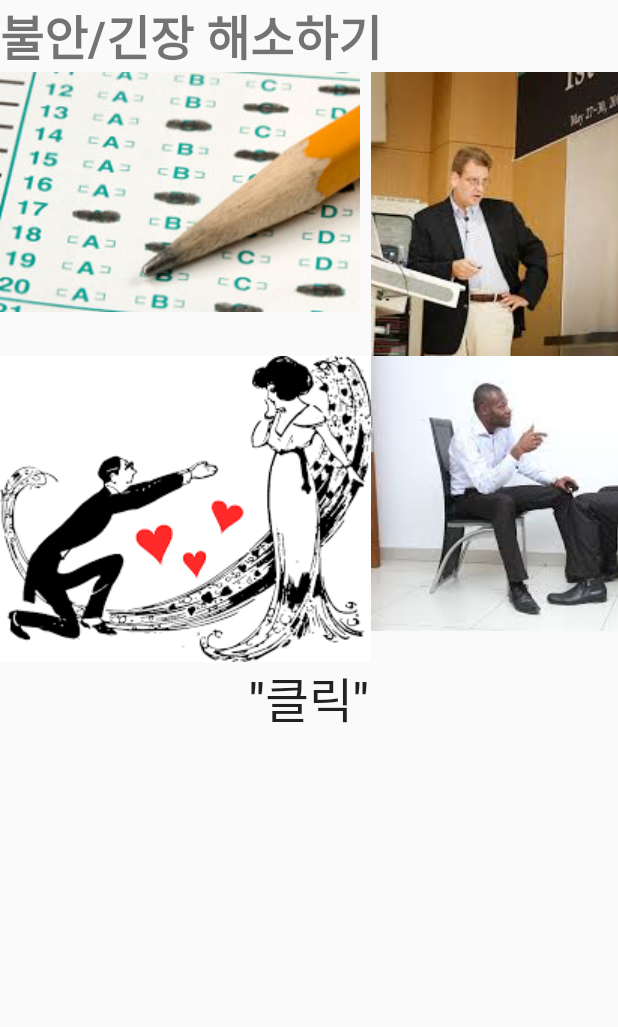
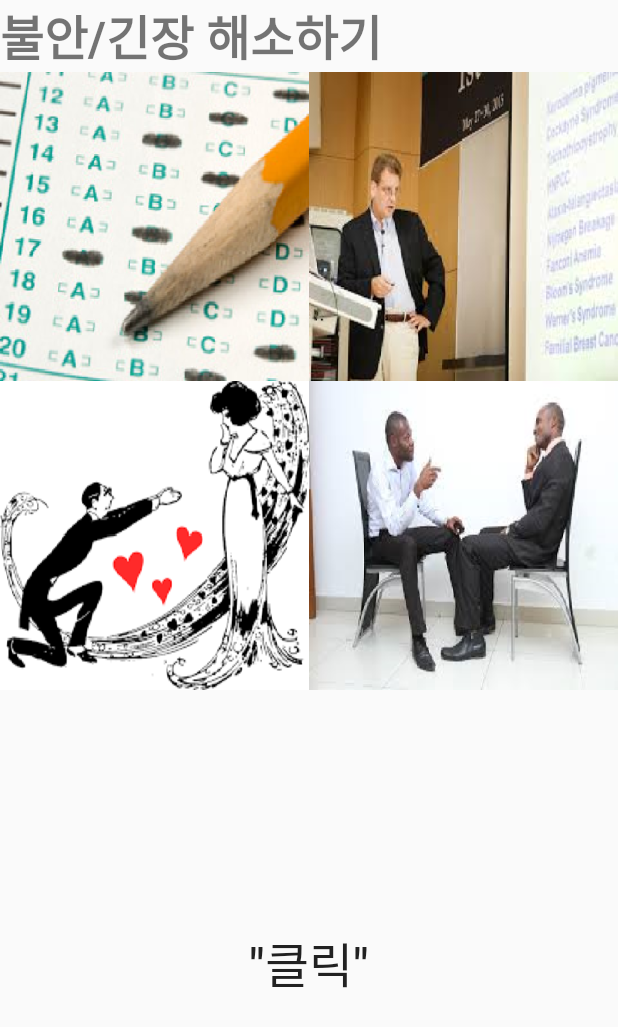
Before and after one commit to nakjun/WELLNESS, an Android app: the DW_Activity screen opened directly, with no data from a screen before it, on a phone screen of 412 x 824 dp. Shown: the top 1027 px of the screen. Run offline under Robolectric (Android 15) with nearby library versions, the phone set to English and light mode, and no system bars.

Commit message:
dw_main_modified

```diff
--- a/app/src/main/java/com/example/nj/myapplication/DW_Activity/DW_Activity.java
+++ b/app/src/main/java/com/example/nj/myapplication/DW_Activity/DW_Activity.java
@@ -2,7 +2,11 @@ package com.example.nj.myapplication.DW_Activity;
 
 import android.app.Activity;
 import android.content.Intent;
+import android.graphics.Bitmap;
+import android.graphics.BitmapFactory;
+import android.graphics.Point;
 import android.os.Bundle;
+import android.view.Display;
 import android.view.View;
 import android.widget.Button;
 import android.widget.ImageView;
@@ -14,6 +18,7 @@ public class DW_Activity extends Activity {
     TextView title;
     ImageView image1,image2,image3,image4;
     Button button;
+    int width;
     @Override
     protected void onCreate(Bundle savedInstanceState) {
 
@@ -27,10 +32,14 @@ public class DW_Activity extends Activity {
         image2=(ImageView)findViewById(R.id.dw_main_image2);
         image3=(ImageView)findViewById(R.id.dw_main_image3);
         image4=(ImageView)findViewById(R.id.dw_main_image4);
-        image1.setImageResource(R.drawable.dw_main1);
-        image2.setImageResource(R.drawable.dw_main2);
-        image3.setImageResource(R.drawable.dw_main3);
-        image4.setImageResource(R.drawable.dw_main4);
+        Display display = getWindowManager().getDefaultDisplay();
+        Point size = new Point();
+        display.getSize(size);
+        width = size.x;
+        image1.setImageBitmap(Bitmap.createScaledBitmap(BitmapFactory.decodeResource(this.getResources(), R.drawable.dw_main1), width/2, width/2, false));
+        image2.setImageBitmap(Bitmap.createScaledBitmap(BitmapFactory.decodeResource(this.getResources(), R.drawable.dw_main2), width/2, width/2, false));
+        image3.setImageBitmap(Bitmap.createScaledBitmap(BitmapFactory.decodeResource(this.getResources(), R.drawable.dw_main3), width/2, width/2, false));
+        image4.setImageBitmap(Bitmap.createScaledBitmap(BitmapFactory.decodeResource(this.getResources(), R.drawable.dw_main4), width/2, width/2, false));
 
         button=(Button)findViewById(R.id.dw_main_button);
         button.setTextSize(32);
--- a/app/src/main/res/layout/activity_dw_.xml
+++ b/app/src/main/res/layout/activity_dw_.xml
@@ -19,12 +19,12 @@
 
     <GridLayout
         android:id="@+id/dw_main_imageGrid"
-        android:layout_below="@id/dw_main_title"
-        android:layout_width="match_parent"
+        android:layout_width="fill_parent"
         android:layout_height="wrap_content"
         android:columnCount="2"
         android:rowCount="2"
-        >
+        android:layout_centerHorizontal="true"
+        android:layout_below="@+id/dw_main_title">
 
         <ImageView
             android:layout_width="wrap_content"
@@ -61,8 +61,8 @@
     </GridLayout>
     <Button
         android:layout_below="@id/dw_main_imageGrid"
-        android:layout_width="wrap_content"
-        android:layout_height="wrap_content"
+        android:layout_width="match_parent"
+        android:layout_height="match_parent"
         android:text="@string/dw_main_button_name"
         android:id="@+id/dw_main_button"
         android:background="?android:attr/selectableItemBackground"
--- a/app/src/main/res/layout/activity_dw_second.xml
+++ b/app/src/main/res/layout/activity_dw_second.xml
@@ -55,6 +55,8 @@
         android:text="Large Text"
         android:id="@+id/dw_sec_botText"
         android:layout_below="@+id/dw_sec_midText"
-        android:layout_centerHorizontal="true" />
+        android:layout_centerHorizontal="true"
+        android:textAlignment="gravity"
+        android:gravity="center" />
 
 </RelativeLayout>
```
